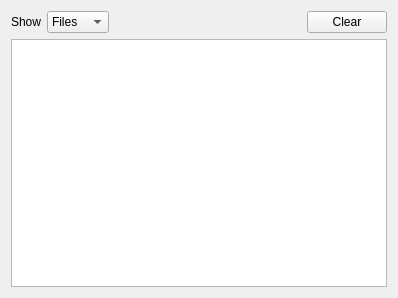
This is eiskaltdcpp-qt/ui/UIFinishedTransfers.ui in eiskaltdcpp/eiskaltdcpp as Qt 5 draws it before an edit. The edited form follows.
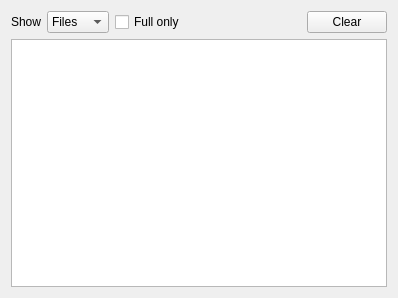
This is the edited form.

```diff
--- a/eiskaltdcpp-qt/ui/UIFinishedTransfers.ui
+++ b/eiskaltdcpp-qt/ui/UIFinishedTransfers.ui
@@ -37,6 +37,13 @@
        </item>
       </widget>
      </item>
+     <item>
+      <widget class="QCheckBox" name="checkBox_FULL">
+       <property name="text">
+        <string>Full only</string>
+       </property>
+      </widget>
+     </item>
      <item>
       <spacer name="horizontalSpacer">
        <property name="orientation">
```
